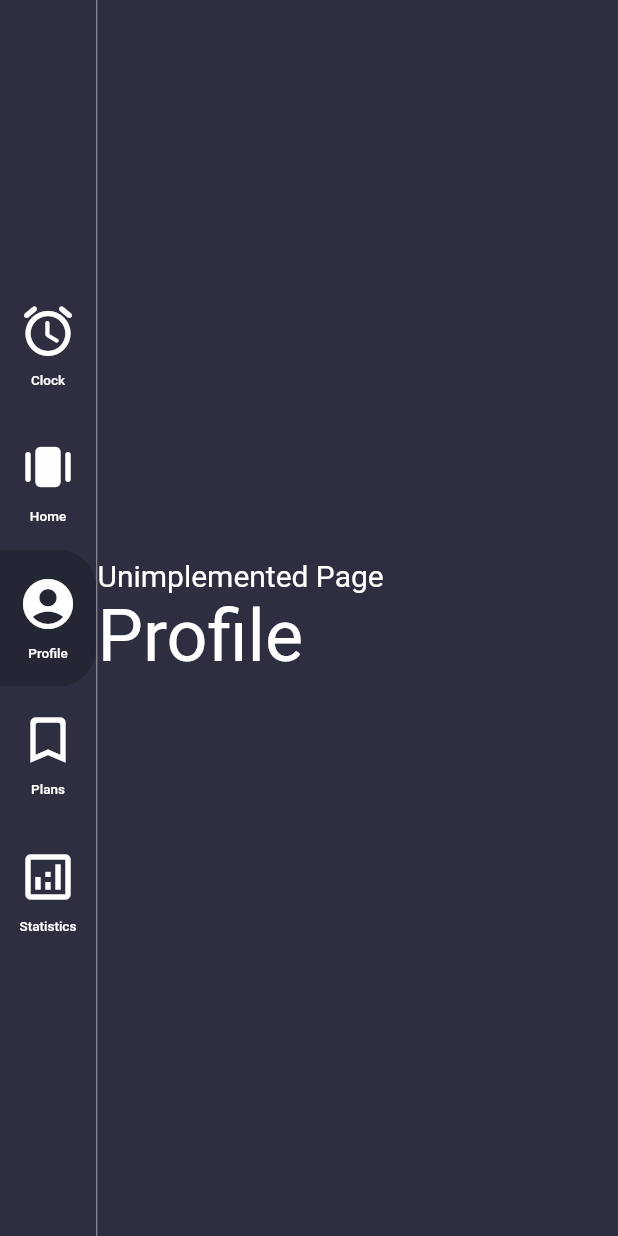
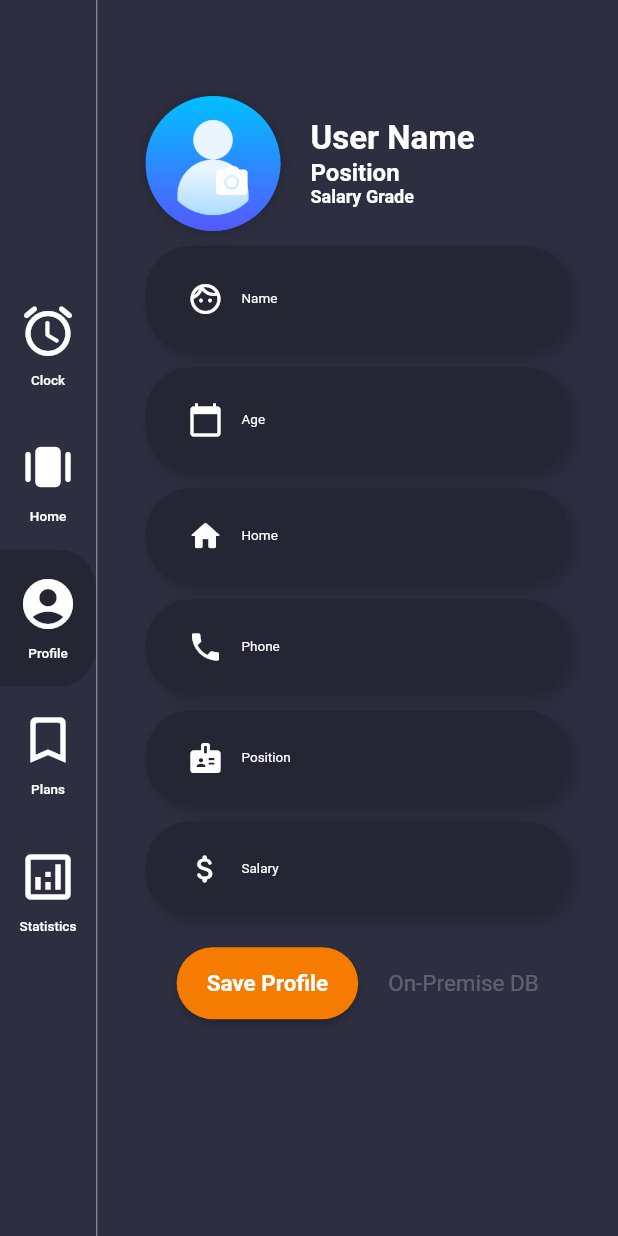
Before and after one commit to EadrianBasila/Sapienta-Flutter, a Flutter app: the screen it shows after launch, after a tap on "Home", after a tap on "Clock", after a tap on "Profile", on a phone screen of 412 x 824 dp. Run offline on Flutter 3.47's test engine with Material 2 defaults, Android fonts, the phone set to English and light mode, and no system bars; our stand-ins replace flutter_local_notifications, image_picker, sqflite; accounts and stored records are empty.

Commit message:
Profile Ui

```diff
--- a/lib/alarm_helper.dart
+++ b/lib/alarm_helper.dart
@@ -6,6 +6,8 @@ final String tableAlarm = 'alarm';
 final String columnId = 'id';
 final String columnTitle = 'title';
 final String columnDateTime = 'alarmDateTime';
+final String columnPlanTitle = 'planTitle';
+final String columnPlanCost = 'planCost';
 final String columnPending = 'isPending';
 final String columnColorIndex = 'gradientColorIndex';
 
@@ -41,6 +43,8 @@ class AlarmHelper {
           $columnId integer primary key autoincrement,
           $columnTitle text not null,
           $columnDateTime text not null,
+          $columnPlanTitle text not null,
+          $columnPlanCost text not null,
           $columnPending integer,
           $columnColorIndex integer)
         ''');
--- a/lib/data.dart
+++ b/lib/data.dart
@@ -14,9 +14,11 @@ List<AlarmInfo> alarms = [
   AlarmInfo(
       alarmDateTime: DateTime.now().add(Duration(hours: 1)),
       title: 'Office',
+      planCost: '250',
       gradientColorIndex: 0),
   AlarmInfo(
       alarmDateTime: DateTime.now().add(Duration(hours: 2)),
       title: 'Sport',
+      planCost: '250',
       gradientColorIndex: 1),
 ];
--- a/lib/views/clock_page.dart
+++ b/lib/views/clock_page.dart
@@ -76,19 +76,39 @@ class _ClockPageState extends State<ClockPage> {
                       fontSize: 24,
                       fontWeight: FontWeight.w500),
                 ),
-                SizedBox(height: 16),
+                SizedBox(height: 8),
                 Row(
                   children: <Widget>[
                     Icon(
                       Icons.language,
                       color: Colors.white,
                     ),
-                    SizedBox(width: 16),
+                    SizedBox(width: 10),
                     Text(
                       'UTC' + offsetSign + timezoneString,
                       style: TextStyle(color: Colors.white, fontSize: 14),
                     ),
+
                   ],
+                ),
+                SizedBox(height: 8),
+
+                Expanded(
+                  child: Align(
+                    alignment: FractionalOffset.bottomCenter,
+                        child: Column(
+                          children: [
+                            Text(
+                              'Sapienta Iris',
+                              style: TextStyle(color: Colors.white, fontSize: 16),
+                            ),
+                            Text(
+                              'Subscription Manager Application [May 2021]',
+                              style: TextStyle(color: Colors.white, fontSize: 8),
+                            ),
+                          ],
+                        ),
+                      ),
                 ),
               ],
             ),
--- a/lib/views/homepage.dart
+++ b/lib/views/homepage.dart
@@ -4,6 +4,7 @@ import 'package:clock_app/enums.dart';
 import 'package:clock_app/models/menu_info.dart';
 import 'package:clock_app/views/alarm_page.dart';
 import 'package:clock_app/views/clock_page.dart';
+import 'package:clock_app/views/profile_page.dart';
 import 'package:flutter/material.dart';
 import 'package:provider/provider.dart';
 
@@ -36,6 +37,8 @@ class _HomePageState extends State<HomePage> {
                   return ClockPage();
                 else if (value.menuType == MenuType.alarm)
                   return AlarmPage();
+                else if (value.menuType == MenuType.profile)
+                  return ProfilePage();
                 else
                   return Container(
                     child: RichText(
--- /dev/null
+++ b/lib/views/profile_page.dart
@@ -0,0 +1,515 @@
+import 'dart:io';
+import 'package:image_picker/image_picker.dart';
+import 'package:clock_app/constants/theme_data.dart';
+import 'package:flutter/material.dart';
+
+class ProfilePage extends StatefulWidget {
+  @override
+  _ProfilePageState createState() => _ProfilePageState();
+}
+
+class _ProfilePageState extends State<ProfilePage> {
+  String _image;
+  String _userName;
+  String _userAge;
+  String _userAddress;
+  String _userNumber;
+  String _userPosition;
+  String _userSalary;
+  PickedFile _imageFile;
+  final ImagePicker _picker = ImagePicker();
+
+  final GlobalKey<FormState> _formKey = GlobalKey<FormState>();
+
+  Widget _buildImage() {
+    return Center(
+      child: Stack(
+        children: <Widget>[
+          Container(
+            decoration: BoxDecoration(
+              color: CustomColors.menuBackgroundColor,
+              shape: BoxShape.circle,
+              boxShadow: [
+                BoxShadow(
+                  color: CustomColors.menuBackgroundColor.withOpacity(0.9),
+                  blurRadius: 8,
+                  spreadRadius: 2,
+                ),
+              ],
+            ),
+            child: CircleAvatar(
+              radius: 45.0,
+              backgroundImage: _imageFile == null
+                  ? AssetImage('images/profile-default.png')
+                  : FileImage(File(_imageFile.path)),
+            ),
+          ),
+          Positioned(
+            bottom: 20.0,
+            right: 20.0,
+            child: InkWell(
+              onTap: () {
+                showModalBottomSheet(
+                  context: context,
+                  builder: ((builder) => _buildSheet()),
+                );
+              },
+              child: Icon(Icons.camera_alt_rounded,
+                  color: Colors.white, size: 25.0),
+            ),
+          ),
+        ],
+      ),
+    );
+  }
+
+  Widget _buildSheet() {
+    return Container(
+      height: 100.0,
+      width: MediaQuery.of(context).size.width,
+      decoration: BoxDecoration(
+          borderRadius: BorderRadius.circular(10), color: Color(0xFF2D2F41)),
+      margin: EdgeInsets.symmetric(
+        horizontal: 20,
+        vertical: 20,
+      ),
+      child: Column(
+        children: <Widget>[
+          Text("Choose Profile Image",
+              style: TextStyle(
+                  fontSize: 30,
+                  fontWeight: FontWeight.bold,
+                  color: Colors.white)),
+          SizedBox(height: 10),
+          Row(
+            mainAxisAlignment: MainAxisAlignment.center,
+            children: <Widget>[
+              TextButton.icon(
+                icon: Icon(Icons.camera_rounded, color: Colors.white),
+                onPressed: () {
+                  takePhoto(ImageSource.camera);
+                },
+                label: Text('Camera',
+                    style: TextStyle(
+                        fontSize: 20,
+                        fontWeight: FontWeight.normal,
+                        color: Colors.white)),
+              ),
+              SizedBox(
+                width: 15,
+              ),
+              TextButton.icon(
+                icon: Icon(Icons.image_rounded, color: Colors.white),
+                onPressed: () {
+                  takePhoto(ImageSource.gallery);
+                },
+                label: Text('Gallery',
+                    style: TextStyle(
+                        fontSize: 20,
+                        fontWeight: FontWeight.normal,
+                        color: Colors.white)),
+              ),
+            ],
+          )
+        ],
+      ),
+    );
+  }
+
+  void takePhoto(ImageSource source) async {
+    final pickedFile = await _picker.getImage(source: source);
+    setState(() {
+      _imageFile = pickedFile;
+    });
+  }
+
+  Widget _buildUsername() {
+    return Container(
+      margin: const EdgeInsets.only(bottom: 10),
+      padding: const EdgeInsets.symmetric(horizontal: 16, vertical: 8),
+      decoration: BoxDecoration(
+        color: CustomColors.menuBackgroundColor,
+        boxShadow: [
+          BoxShadow(
+            color: CustomColors.menuBackgroundColor.withOpacity(0.9),
+            blurRadius: 8,
+            spreadRadius: 1,
+            offset: Offset(4, 4),
+          ),
+        ],
+        borderRadius: BorderRadius.all(Radius.circular(30)),
+      ),
+      child: TextFormField(
+        style: TextStyle(color: Colors.white, fontSize: 24),
+        cursorColor: Colors.white,
+        validator: (String value) {
+          if (value.isEmpty) {
+            return 'Enter Name';
+          }
+          return null;
+        },
+        decoration: InputDecoration(
+            border: InputBorder.none,
+            focusedBorder: InputBorder.none,
+            enabledBorder: InputBorder.none,
+            errorBorder: InputBorder.none,
+            disabledBorder: InputBorder.none,
+            labelText: 'Name',
+            labelStyle: TextStyle(
+              color: Colors.white,
+              fontSize: 9,
+            ),
+            focusColor: Colors.white,
+            isDense: true,
+            prefixIcon: Icon(
+              Icons.face_unlock_rounded,
+              color: Colors.white,
+              size: 24,
+            )),
+        onSaved: (String value) {
+          _userName = value;
+        },
+      ),
+    );
+  }
+
+  Widget _buildAge() {
+    return Container(
+      margin: const EdgeInsets.only(bottom: 10),
+      padding: const EdgeInsets.symmetric(horizontal: 16, vertical: 8),
+      decoration: BoxDecoration(
+        color: CustomColors.menuBackgroundColor,
+        boxShadow: [
+          BoxShadow(
+            color: CustomColors.menuBackgroundColor.withOpacity(0.9),
+            blurRadius: 8,
+            spreadRadius: 1,
+            offset: Offset(4, 4),
+          ),
+        ],
+        borderRadius: BorderRadius.all(Radius.circular(30)),
+      ),
+      child: TextFormField(
+        style: TextStyle(color: Colors.white, fontSize: 24),
+        cursorColor: Colors.white,
+        validator: (String value) {
+          if (value.isEmpty) {
+            return 'Enter Age';
+          }
+          return null;
+        },
+        decoration: InputDecoration(
+            border: InputBorder.none,
+            focusedBorder: InputBorder.none,
+            enabledBorder: InputBorder.none,
+            errorBorder: InputBorder.none,
+            disabledBorder: InputBorder.none,
+            labelText: 'Age',
+            labelStyle: TextStyle(
+              color: Colors.white,
+              fontSize: 9,
+            ),
+            focusColor: Colors.white,
+            isDense: true,
+            prefixIcon: Icon(
+              Icons.calendar_today,
+              color: Colors.white,
+              size: 24,
+            )),
+        onSaved: (String value) {
+          _userAge = value;
+        },
+      ),
+    );
+  }
+
+  Widget _buildAddress() {
+    return Container(
+      margin: const EdgeInsets.only(bottom: 10),
+      padding: const EdgeInsets.symmetric(horizontal: 16, vertical: 8),
+      decoration: BoxDecoration(
+        color: CustomColors.menuBackgroundColor,
+        boxShadow: [
+          BoxShadow(
+            color: CustomColors.menuBackgroundColor.withOpacity(0.9),
+            blurRadius: 8,
+            spreadRadius: 1,
+            offset: Offset(4, 4),
+          ),
+        ],
+        borderRadius: BorderRadius.all(Radius.circular(30)),
+      ),
+      child: TextFormField(
+        validator: (String value) {
+          if (value.isEmpty) {
+            return 'Enter Home Address';
+          }
+          return null;
+        },
+        decoration: InputDecoration(
+            border: InputBorder.none,
+            focusedBorder: InputBorder.none,
+            enabledBorder: InputBorder.none,
+            errorBorder: InputBorder.none,
+            disabledBorder: InputBorder.none,
+            labelText: 'Home',
+            labelStyle: TextStyle(
+              color: Colors.white,
+              fontSize: 9,
+            ),
+            focusColor: Colors.white,
+            isDense: true,
+            prefixIcon: Icon(
+              Icons.home_rounded,
+              color: Colors.white,
+              size: 24,
+            )),
+        onSaved: (String value) {
+          _userAddress = value;
+        },
+      ),
+    );
+  }
+
+  Widget _buildNumber() {
+    return Container(
+      margin: const EdgeInsets.only(bottom: 10),
+      padding: const EdgeInsets.symmetric(horizontal: 16, vertical: 8),
+      decoration: BoxDecoration(
+        color: CustomColors.menuBackgroundColor,
+        boxShadow: [
+          BoxShadow(
+            color: CustomColors.menuBackgroundColor.withOpacity(0.9),
+            blurRadius: 8,
+            spreadRadius: 1,
+            offset: Offset(4, 4),
+          ),
+        ],
+        borderRadius: BorderRadius.all(Radius.circular(30)),
+      ),
+      child: TextFormField(
+        validator: (String value) {
+          if (value.isEmpty) {
+            return 'Enter a valid Phone Number';
+          }
+          return null;
+        },
+        decoration: InputDecoration(
+            border: InputBorder.none,
+            focusedBorder: InputBorder.none,
+            enabledBorder: InputBorder.none,
+            errorBorder: InputBorder.none,
+            disabledBorder: InputBorder.none,
+            labelText: 'Phone',
+            labelStyle: TextStyle(
+              color: Colors.white,
+              fontSize: 9,
+            ),
+            focusColor: Colors.white,
+            isDense: true,
+            prefixIcon: Icon(
+              Icons.phone,
+              color: Colors.white,
+              size: 24,
+            )),
+        onSaved: (String value) {
+          _userNumber = value;
+        },
+      ),
+    );
+  }
+
+  Widget _buildPosition() {
+    return Container(
+      margin: const EdgeInsets.only(bottom: 10),
+      padding: const EdgeInsets.symmetric(horizontal: 16, vertical: 8),
+      decoration: BoxDecoration(
+        color: CustomColors.menuBackgroundColor,
+        boxShadow: [
+          BoxShadow(
+            color: CustomColors.menuBackgroundColor.withOpacity(0.9),
+            blurRadius: 8,
+            spreadRadius: 1,
+            offset: Offset(4, 4),
+          ),
+        ],
+        borderRadius: BorderRadius.all(Radius.circular(30)),
+      ),
+      child: TextFormField(
+        validator: (String value) {
+          if (value.isEmpty) {
+            return 'Enter Position';
+          }
+          return null;
+        },
+        decoration: InputDecoration(
+            border: InputBorder.none,
+            focusedBorder: InputBorder.none,
+            enabledBorder: InputBorder.none,
+            errorBorder: InputBorder.none,
+            disabledBorder: InputBorder.none,
+            labelText: 'Position',
+            labelStyle: TextStyle(
+              color: Colors.white,
+              fontSize: 9,
+            ),
+            focusColor: Colors.white,
+            isDense: true,
+            prefixIcon: Icon(
+              Icons.badge,
+              color: Colors.white,
+              size: 24,
+            )),
+        onSaved: (String value) {
+          _userPosition = value;
+        },
+      ),
+    );
+  }
+
+  Widget _buildSalary() {
+    return Container(
+      margin: const EdgeInsets.only(bottom: 10),
+      padding: const EdgeInsets.symmetric(horizontal: 16, vertical: 8),
+      decoration: BoxDecoration(
+        color: CustomColors.menuBackgroundColor,
+        boxShadow: [
+          BoxShadow(
+            color: CustomColors.menuBackgroundColor.withOpacity(0.9),
+            blurRadius: 8,
+            spreadRadius: 1,
+            offset: Offset(4, 4),
+          ),
+        ],
+        borderRadius: BorderRadius.all(Radius.circular(30)),
+      ),
+      child: TextFormField(
+        keyboardType: TextInputType.number,
+        validator: (String value) {
+          if (value.isEmpty) {
+            return 'Enter your salary';
+          }
+          return null;
+        },
+        decoration: InputDecoration(
+            border: InputBorder.none,
+            focusedBorder: InputBorder.none,
+            enabledBorder: InputBorder.none,
+            errorBorder: InputBorder.none,
+            disabledBorder: InputBorder.none,
+            labelText: 'Salary',
+            labelStyle: TextStyle(
+              color: Colors.white,
+              fontSize: 9,
+            ),
+            focusColor: Colors.white,
+            isDense: true,
+            prefixIcon: Icon(
+              Icons.attach_money_rounded,
+              color: Colors.white,
+              size: 24,
+            )),
+        onSaved: (String value) {
+          _userSalary = value;
+        },
+      ),
+    );
+  }
+
+  @override
+  Widget build(BuildContext context) {
+    return ListView(
+        padding: EdgeInsets.symmetric(horizontal: 32, vertical: 64),
+        children: <Widget>[
+          Expanded(
+            child: Form(
+              key: _formKey,
+              child: Column(
+                children: <Widget>[
+                  Row(
+                    children: <Widget>[
+                      _buildImage(),
+                      SizedBox(
+                        width: 20,
+                      ),
+                      Column(
+                        crossAxisAlignment: CrossAxisAlignment.start,
+                        children: <Widget>[
+                          Text(
+                            'User Name',
+                            style: TextStyle(
+                                fontWeight: FontWeight.bold,
+                                color: CustomColors.primaryTextColor,
+                                fontSize: 22),
+                          ),
+                          Text(
+                            'Position',
+                            style: TextStyle(
+                                fontWeight: FontWeight.bold,
+                                color: CustomColors.primaryTextColor,
+                                fontSize: 16),
+                          ),
+                          Text(
+                            'Salary Grade',
+                            style: TextStyle(
+                                fontWeight: FontWeight.bold,
+                                color: CustomColors.primaryTextColor,
+                                fontSize: 12),
+                          ),
+                        ],
+                      )
+                    ],
+                  ),
+                  SizedBox(height: 10.0),
+                  _buildUsername(),
+                  _buildAge(),
+                  _buildAddress(),
+                  _buildNumber(),
+                  _buildPosition(),
+                  _buildSalary(),
+                  SizedBox(height: 10.0),
+                  Row(
+                    mainAxisAlignment: MainAxisAlignment.center,
+                    children: <Widget>[
+                      ElevatedButton(
+                        onPressed: () {
+                          if (!_formKey.currentState.validate()) {
+                            return;
+                          }
+                          _formKey.currentState.save();
+                          print("Profile Saved");
+                        },
+                        child: Text(
+                          'Save Profile',
+                          style: TextStyle(
+                            fontSize: 15.0,
+                            fontWeight: FontWeight.bold,
+                          ),
+                        ),
+                        style: ElevatedButton.styleFrom(
+                            padding: EdgeInsets.symmetric(
+                                horizontal: 20, vertical: 15),
+                            primary: Colors.orange[700],
+                            onPrimary: Colors.white,
+                            shape: RoundedRectangleBorder(
+                              borderRadius: BorderRadius.circular(30.0),
+                            )),
+                      ),
+                      SizedBox(width: 20),
+                      Text(
+                        'On-Premise DB',
+                        style: TextStyle(
+                          fontSize: 15.0,
+                          color: Colors.white24,
+                          fontWeight: FontWeight.normal,
+                        ),
+                      )
+                    ],
+                  ),
+                ],
+              ),
+            ),
+          )
+        ]);
+  }
+}
```
Also changed, not shown: lib/models/alarm_info.dart (+8 -0 lines), lib/views/alarm_page.dart (+93 -59 lines), pubspec.yaml (+9 -1 lines), flutter_01.png (added), flutter_clock_app.png (deleted), images/logo-main.png (added), images/profile-default.png (added), pubspec.lock, 2 other files.
